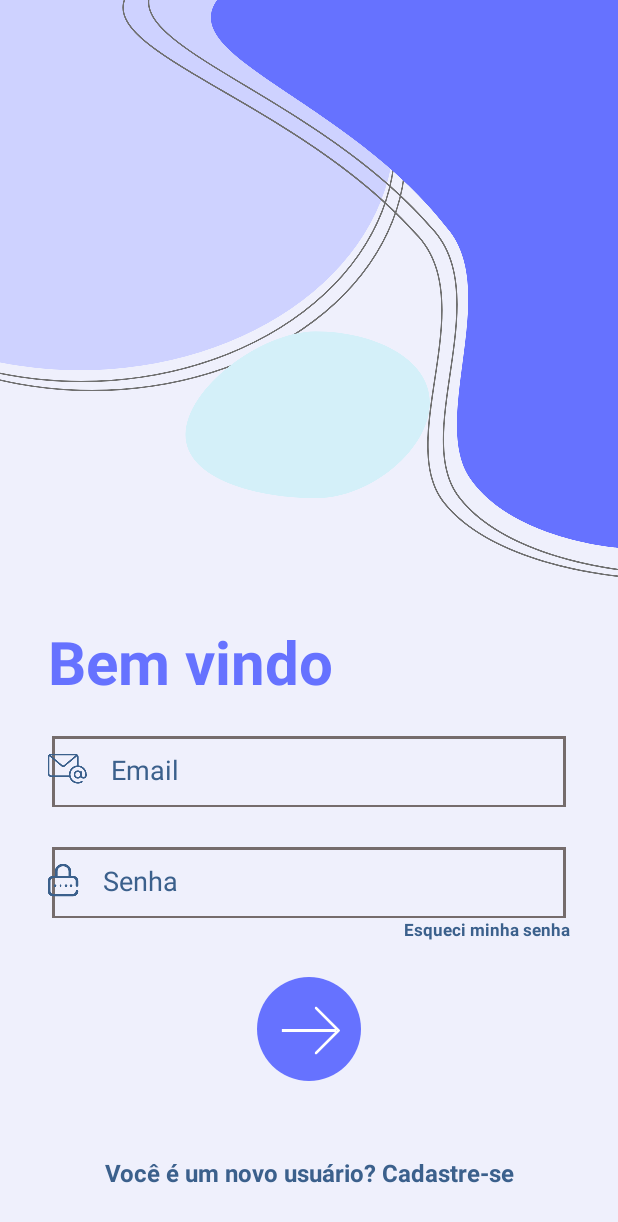
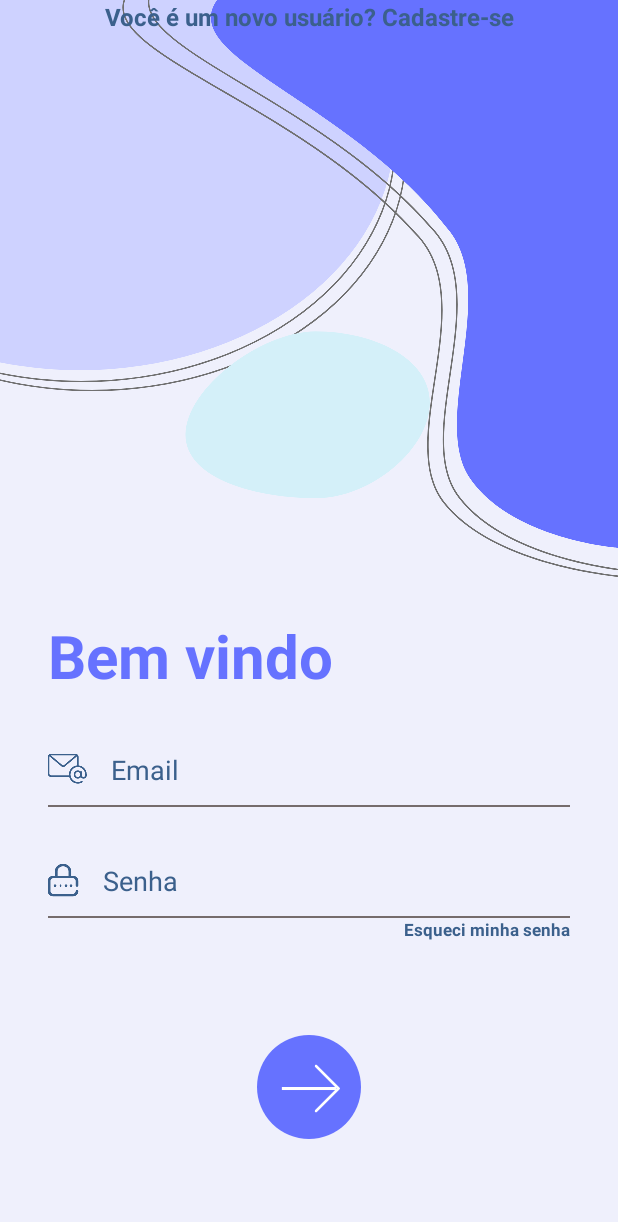
Before and after one commit to EmillyLopes/Nubeink, an Android app: the screen it shows after launch (MainActivity), on a phone screen of 412 x 824 dp. Shown: the top 1222 px of the screen. Run offline under Robolectric (Android 15) with nearby library versions, the phone set to English and light mode, and no system bars.

```diff
--- a/app/src/main/res/drawable/edittext_background.xml
+++ b/app/src/main/res/drawable/edittext_background.xml
@@ -1,6 +1,6 @@
 <?xml version="1.0" encoding="utf-8"?>
 <layer-list xmlns:android="http://schemas.android.com/apk/res/android">
-<item android:right="3dp" android:left="3dp" android:top="3dp" android:bottom="-1dp">
+<item android:right="-3dp" android:left="-3dp" android:top="-3dp" android:bottom="-1dp">
 <shape android:shape="rectangle">
     <stroke android:width="2dp" android:color="#756c6c"/>
 </shape>
--- a/app/src/main/res/layout/activity_login.xml
+++ b/app/src/main/res/layout/activity_login.xml
@@ -47,18 +47,19 @@
         android:src="@drawable/top_background1"
         app:layout_constraintEnd_toEndOf="parent"
         app:layout_constraintStart_toStartOf="parent"
-        app:layout_constraintTop_toTopOf="parent" />
+        app:layout_constraintTop_toTopOf="parent"
+        tools:srcCompat="@drawable/top_background1" />
 
     <TextView
         android:id="@+id/textView"
         android:layout_width="wrap_content"
         android:layout_height="wrap_content"
+        android:layout_marginStart="32dp"
+        android:layout_marginTop="16dp"
         android:text="Bem vindo"
-        android:layout_marginStart="32dp"
-        android:layout_marginTop="20dp"
+        android:textColor="#6672FF"
         android:textSize="40sp"
         android:textStyle="bold"
-        android:textColor="#6672FF"
         app:layout_constraintStart_toStartOf="parent"
         app:layout_constraintTop_toBottomOf="@id/imageView" />
 
@@ -67,7 +68,7 @@
         android:layout_width="0dp"
         android:layout_height="50dp"
         android:layout_marginStart="32dp"
-        android:layout_marginTop="20dp"
+        android:layout_marginTop="24dp"
         android:layout_marginEnd="32dp"
         android:background="@drawable/edittext_background"
         android:drawableStart="@drawable/email"
@@ -81,27 +82,28 @@
         app:layout_constraintStart_toStartOf="parent"
         app:layout_constraintTop_toBottomOf="@+id/textView" />
 
-    <ImageView
-        android:id="@+id/imageView3"
-        android:layout_width="wrap_content"
-        android:layout_height="wrap_content"
-        android:layout_marginTop="24dp"
-        android:src="@drawable/btn_arraw1"
-        app:layout_constraintEnd_toEndOf="parent"
-        app:layout_constraintStart_toStartOf="parent"
-        app:layout_constraintTop_toBottomOf="@+id/textView3" />
-
     <TextView
         android:id="@+id/textView2"
         android:layout_width="wrap_content"
         android:layout_height="wrap_content"
-        android:layout_marginTop="50dp"
         android:text="Você é um novo usuário? Cadastre-se"
-        android:textStyle="bold"
         android:textColor="#3b608c"
         android:textSize="16sp"
+        android:textStyle="bold"
         app:layout_constraintEnd_toEndOf="parent"
         app:layout_constraintStart_toStartOf="parent"
-        app:layout_constraintTop_toBottomOf="@+id/imageView3" />
+        tools:layout_editor_absoluteY="769dp" />
+
+    <Button
+        android:id="@+id/button3"
+        android:layout_width="85dp"
+        android:layout_height="84dp"
+        android:layout_marginTop="68dp"
+        android:background="?android:attr/windowSplashScreenBackground"
+        android:drawableTop="@drawable/btn_arraw1"
+        android:drawableTintMode="screen"
+        app:layout_constraintEnd_toEndOf="parent"
+        app:layout_constraintStart_toStartOf="parent"
+        app:layout_constraintTop_toBottomOf="@+id/editTextPersonName2" />
 
 </androidx.constraintlayout.widget.ConstraintLayout>
```
Also changed, not shown: app/src/main/res/layout/activity_cadastro.xml (+21 -15 lines).
